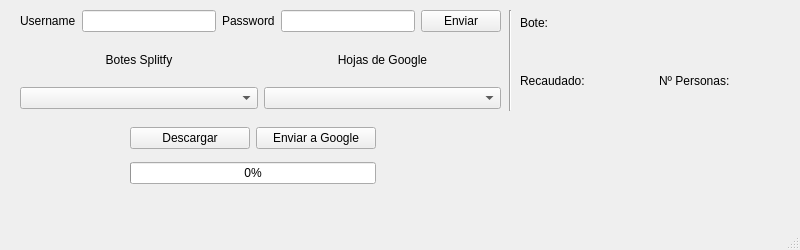
Above: splitfy-core.ui from Javirln/Splitfy-to-Drive before the change. Below: the same form after it.
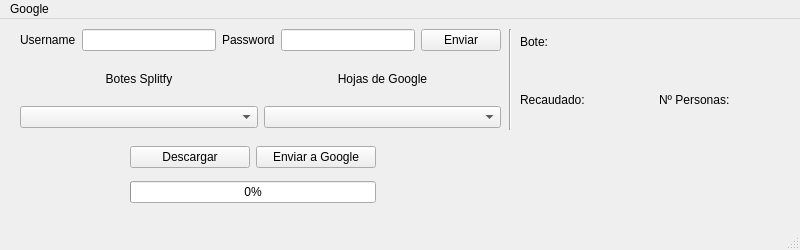
That is the form after the change.

Commit message: Google Drive API implementation

Diff of the .ui file:
```diff
--- a/splitfy-core.ui
+++ b/splitfy-core.ui
@@ -291,6 +291,13 @@
      <height>22</height>
     </rect>
    </property>
+   <widget class="QMenu" name="menuGoogle">
+    <property name="title">
+     <string>Google</string>
+    </property>
+    <addaction name="actionLoginGoogle"/>
+   </widget>
+   <addaction name="menuGoogle"/>
   </widget>
   <widget class="QStatusBar" name="statusbar"/>
  </widget>
```
Left out of the diff: 8 changed lines with no effect on the pictures. The commit also changes 3 other files.
